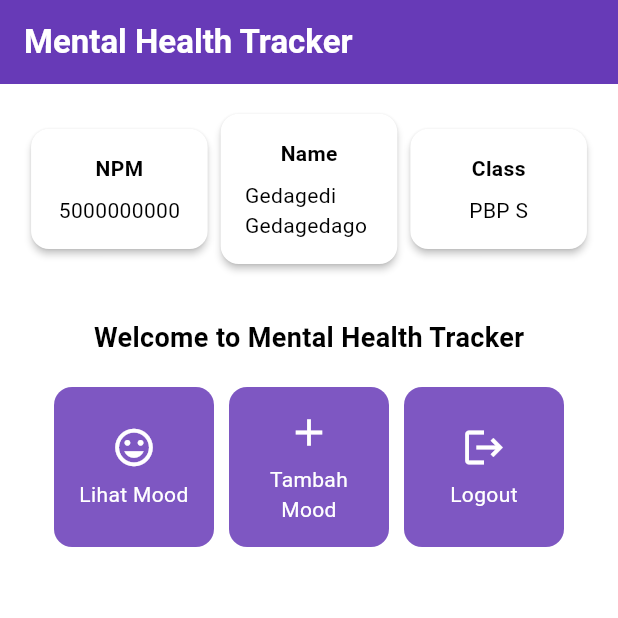
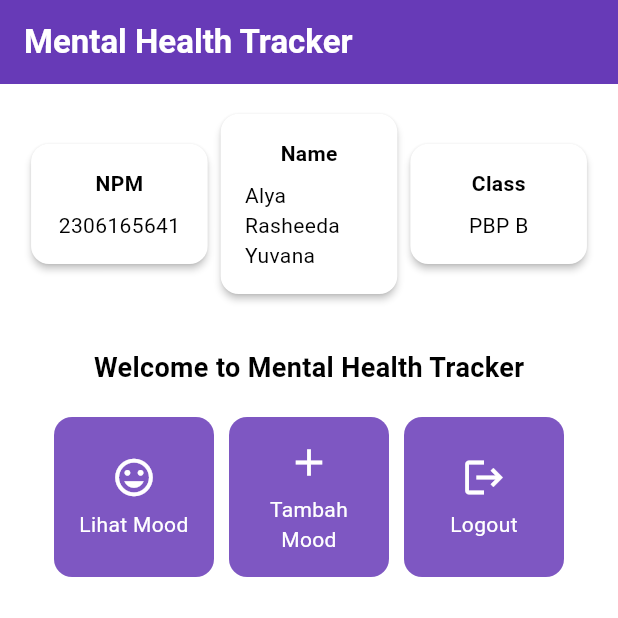
Before and after one commit to alyarasheedaa/mental-health-tracker-mobile, a Flutter app: the screen it shows after launch, on a phone screen of 412 x 824 dp, the top half of it. Run offline on Flutter 3.47's test engine with Material 3 defaults, Android fonts, the phone set to English and light mode, and no system bars.

Commit message:
tutor 6 done

```diff
--- a/mental_health_tracker/lib/menu.dart
+++ b/mental_health_tracker/lib/menu.dart
@@ -1,9 +1,9 @@
 import 'package:flutter/material.dart';
 
 class MyHomePage extends StatelessWidget {
-    final String npm = '5000000000'; // NPM
-    final String name = 'Gedagedi Gedagedago'; // Nama
-    final String className = 'PBP S'; // Kelas
+    final String npm = '2306165641'; // NPM
+    final String name = 'Alya Rasheeda Yuvana'; // Nama
+    final String className = 'PBP B'; // Kelas
 
     final List<ItemHomepage> items = [
     ItemHomepage("Lihat Mood", Icons.mood),
```
